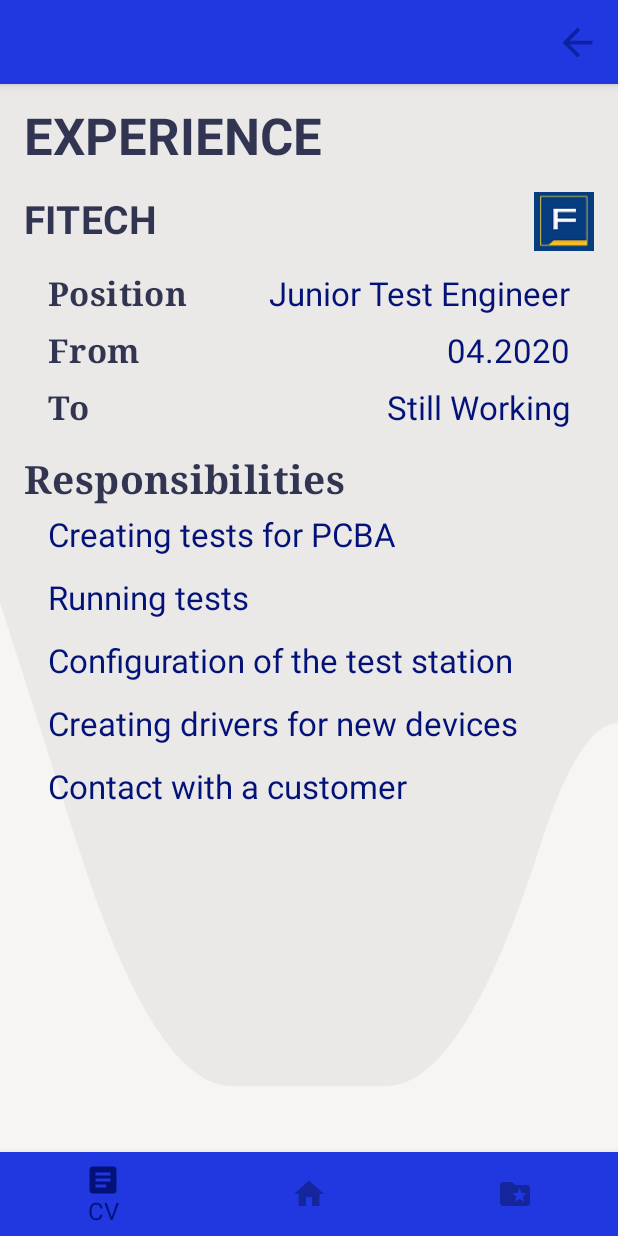
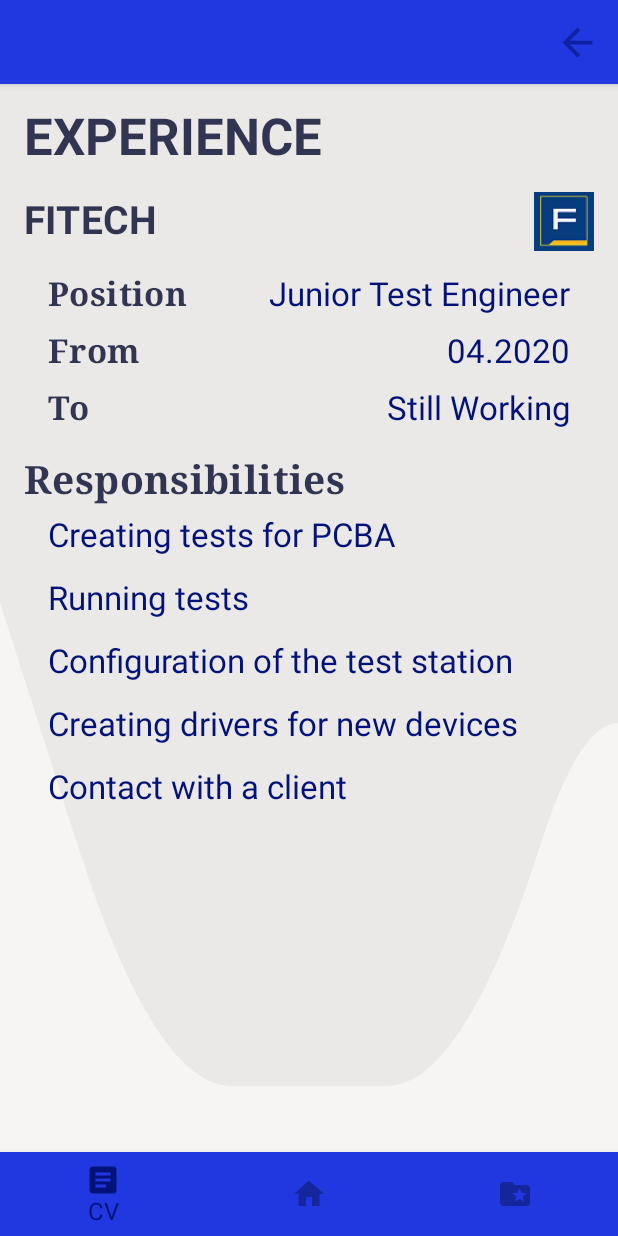
Before and after one commit to DBaw/CvApp, an Android app built with Jetpack Compose: the ExperienceScreen screen opened through its navigation route, on a phone screen of 412 x 824 dp. Run offline under Robolectric (Android 15) with nearby library versions, the phone set to English and light mode, and no system bars; our stand-ins replace constraintlayout-compose.

Commit message:
Paddings values in Material Theme. Cleaning imports

```diff
--- a/app/src/main/java/com/example/cvapp/bars/BottomMenu.kt
+++ b/app/src/main/java/com/example/cvapp/bars/BottomMenu.kt
@@ -1,7 +1,6 @@
 package com.example.cvapp
 
 
-import androidx.compose.foundation.background
 import androidx.compose.foundation.layout.*
 import androidx.compose.foundation.layout.Arrangement.SpaceBetween
 import androidx.compose.material.*
@@ -9,7 +8,6 @@ import androidx.compose.material.ripple.LocalRippleTheme
 import androidx.compose.runtime.*
 import androidx.compose.ui.Alignment.Companion.CenterHorizontally
 import androidx.compose.ui.Modifier
-import androidx.compose.ui.graphics.Color
 import androidx.compose.ui.unit.dp
 import androidx.navigation.NavController
 import androidx.navigation.compose.currentBackStackEntryAsState
--- a/app/src/main/java/com/example/cvapp/bars/TopAppBar.kt
+++ b/app/src/main/java/com/example/cvapp/bars/TopAppBar.kt
@@ -10,15 +10,13 @@ import androidx.compose.runtime.Composable
 import androidx.compose.runtime.CompositionLocalProvider
 import androidx.compose.ui.Alignment
 import androidx.compose.ui.Modifier
-import androidx.compose.ui.res.painterResource
 import androidx.compose.ui.unit.dp
 import androidx.navigation.NavController
 import androidx.navigation.compose.currentBackStackEntryAsState
 import com.example.cvapp.bars.data.NoRippleTheme
 import com.example.cvapp.navigation.Screen
-import com.example.cvapp.ui.theme.Paddings
+import com.example.cvapp.ui.theme.padding
 import kotlinx.coroutines.CoroutineScope
-import kotlinx.coroutines.launch
 
 @Composable
 fun TopBar(scaffoldState: ScaffoldState, scope: CoroutineScope, navController: NavController){
@@ -37,7 +35,7 @@ fun TopBar(scaffoldState: ScaffoldState, scope: CoroutineScope, navController: N
                 horizontalArrangement = Arrangement.End,
                 modifier = Modifier
                     .fillMaxWidth()
-                    .padding(Paddings.Medium.padding)
+                    .padding(MaterialTheme.padding.medium)
             ) {
                 if(cvScreens.contains(route))
                 Icon(
--- a/app/src/main/java/com/example/cvapp/navigation/nav_graph/CvNavGraph.kt
+++ b/app/src/main/java/com/example/cvapp/navigation/nav_graph/CvNavGraph.kt
@@ -4,13 +4,10 @@ import androidx.compose.foundation.ExperimentalFoundationApi
 import androidx.compose.foundation.isSystemInDarkTheme
 import androidx.compose.material.icons.Icons
 import androidx.compose.material.icons.filled.*
-import androidx.compose.ui.graphics.vector.ImageVector
-import androidx.compose.ui.res.painterResource
 import androidx.navigation.NavGraphBuilder
 import androidx.navigation.NavHostController
 import androidx.navigation.compose.composable
 import androidx.navigation.navigation
-import com.example.cvapp.R
 import com.example.cvapp.CvScreen
 import com.example.cvapp.InfoScreen
 import com.example.cvapp.navigation.CV_GRAPH_ROUTE
--- a/app/src/main/java/com/example/cvapp/screens/EducationScreen.kt
+++ b/app/src/main/java/com/example/cvapp/screens/EducationScreen.kt
@@ -14,7 +14,7 @@ import androidx.compose.ui.text.font.FontWeight
 import com.example.cvapp.R
 import com.example.cvapp.patterns.randomPatternPath
 import com.example.cvapp.screens.functions.ExpEduData
-import com.example.cvapp.ui.theme.Paddings
+import com.example.cvapp.ui.theme.padding
 
 @Composable
 fun EducationScreen() {
@@ -42,8 +42,8 @@ Column {
         fontWeight = FontWeight.Bold,
         fontSize = MaterialTheme.typography.h4.fontSize,
         modifier = Modifier
-            .padding(horizontal = Paddings.Big.padding)
-            .padding(top = Paddings.Big.padding)
+            .padding(horizontal = MaterialTheme.padding.big)
+            .padding(top = MaterialTheme.padding.big)
     )
     Edu(
         place = "CRACOW UNIVERSITY\nOF TECHNOLOGY",
--- a/app/src/main/java/com/example/cvapp/screens/ExperienceScreen.kt
+++ b/app/src/main/java/com/example/cvapp/screens/ExperienceScreen.kt
@@ -15,7 +15,7 @@ import androidx.compose.ui.text.font.FontWeight
 import com.example.cvapp.R
 import com.example.cvapp.patterns.randomPatternPath
 import com.example.cvapp.screens.functions.ExpEduData
-import com.example.cvapp.ui.theme.Paddings
+import com.example.cvapp.ui.theme.padding
 
 @Composable
 fun ExperienceScreen() {
@@ -41,8 +41,8 @@ fun ExperienceScreen() {
                 fontWeight = FontWeight.Bold,
                 fontSize = MaterialTheme.typography.h4.fontSize,
                 modifier = Modifier
-                    .padding(horizontal = Paddings.Big.padding)
-                    .padding(top = Paddings.Big.padding)
+                    .padding(horizontal = MaterialTheme.padding.big)
+                    .padding(top = MaterialTheme.padding.big)
             )
             Exp(
                 place = "FITECH",
@@ -55,7 +55,7 @@ fun ExperienceScreen() {
                     "Running tests",
                     "Configuration of the test station",
                     "Creating drivers for new devices",
-                    "Contact with a customer"
+                    "Contact with a client"
                 )
             )
         }
--- a/app/src/main/java/com/example/cvapp/screens/HomeScreen.kt
+++ b/app/src/main/java/com/example/cvapp/screens/HomeScreen.kt
@@ -17,7 +17,7 @@ import androidx.compose.ui.unit.sp
 import androidx.constraintlayout.compose.ConstraintLayout
 import com.example.cvapp.patterns.randomPatternPath
 import com.example.cvapp.screens.functions.Hyperlinks
-import com.example.cvapp.ui.theme.Paddings
+import com.example.cvapp.ui.theme.padding
 
 @Composable
 fun HomeScreen() {
@@ -49,11 +49,11 @@ fun HomeScreen() {
                     color = MaterialTheme.colors.onBackground,
                     modifier = Modifier
                         .padding(
-                            horizontal = Paddings.Big.padding
+                            horizontal = MaterialTheme.padding.big
                         )
                         .padding(
-                            top = Paddings.Big.padding,
-                            bottom = Paddings.Medium.padding
+                            top = MaterialTheme.padding.big,
+                            bottom = MaterialTheme.padding.medium
                         )
                         .constrainAs(header) {
                             top.linkTo(parent.top)
@@ -66,7 +66,7 @@ fun HomeScreen() {
                     fontSize = 22.sp,
                     color = MaterialTheme.colors.primary,
                     modifier = Modifier
-                        .padding(horizontal = Paddings.Big.padding)
+                        .padding(horizontal = MaterialTheme.padding.big)
                         .constrainAs(text) {
                             top.linkTo(header.bottom)
                             start.linkTo(parent.start)
@@ -87,10 +87,7 @@ fun HomeScreen() {
                     linkColor = MaterialTheme.colors.onBackground,
                     fontSize = 18.sp,
                     modifier = Modifier
-                        .padding(
-                            horizontal = Paddings.Big.padding,
-                            vertical = Paddings.Big.padding
-                        )
+                        .padding(MaterialTheme.padding.big)
                         .constrainAs(hyperlink) {
                             bottom.linkTo(spacer.top)
                             end.linkTo(parent.end)
--- a/app/src/main/java/com/example/cvapp/screens/InterestsScreen.kt
+++ b/app/src/main/java/com/example/cvapp/screens/InterestsScreen.kt
@@ -12,7 +12,7 @@ import androidx.compose.ui.text.font.FontWeight
 import com.example.cvapp.R
 import com.example.cvapp.patterns.randomPatternPath
 import com.example.cvapp.screens.functions.CvSkillsInterestsData
-import com.example.cvapp.ui.theme.Paddings
+import com.example.cvapp.ui.theme.padding
 
 @Composable
 fun InterestsScreen(){
@@ -39,8 +39,8 @@ fun InterestsScreen(){
                 fontWeight = FontWeight.Bold,
                 fontSize = MaterialTheme.typography.h4.fontSize,
                 modifier = Modifier
-                    .padding(horizontal = Paddings.Big.padding)
-                    .padding(top = Paddings.Big.padding)
+                    .padding(horizontal = MaterialTheme.padding.big)
+                    .padding(top = MaterialTheme.padding.big)
             )
             CvSkillsInterestsData(
                 text = "Stand-Up Comedy",
--- a/app/src/main/java/com/example/cvapp/screens/SkillsScreen.kt
+++ b/app/src/main/java/com/example/cvapp/screens/SkillsScreen.kt
@@ -11,8 +11,8 @@ import androidx.compose.ui.res.painterResource
 import androidx.compose.ui.text.font.FontWeight
 import com.example.cvapp.patterns.randomPatternPath
 import com.example.cvapp.screens.functions.CvSkillsInterestsData
-import com.example.cvapp.ui.theme.Paddings
 import com.example.cvapp.R
+import com.example.cvapp.ui.theme.padding
 
 @Composable
 fun SkillsScreen(){
@@ -39,8 +39,8 @@ fun SkillsScreen(){
                 fontWeight = FontWeight.Bold,
                 fontSize = MaterialTheme.typography.h4.fontSize,
                 modifier = Modifier
-                    .padding(horizontal = Paddings.Big.padding)
-                    .padding(top = Paddings.Big.padding)
+                    .padding(horizontal = MaterialTheme.padding.big)
+                    .padding(top = MaterialTheme.padding.big)
             )
             CvSkillsInterestsData(
                 text = "SOFTWARE",
--- a/app/src/main/java/com/example/cvapp/screens/data/Feature.kt
+++ b/app/src/main/java/com/example/cvapp/screens/data/Feature.kt
@@ -1,7 +1,6 @@
 package com.example.cvapp.screens.data
 
 import androidx.compose.ui.graphics.Color
-import androidx.compose.ui.graphics.painter.Painter
 import androidx.compose.ui.graphics.vector.ImageVector
 
 data class Feature(
--- a/app/src/main/java/com/example/cvapp/screens/functions/CvExpEdu.kt
+++ b/app/src/main/java/com/example/cvapp/screens/functions/CvExpEdu.kt
@@ -7,13 +7,12 @@ import androidx.compose.material.Text
 import androidx.compose.runtime.Composable
 import androidx.compose.ui.Alignment
 import androidx.compose.ui.Modifier
-import androidx.compose.ui.graphics.Color
 import androidx.compose.ui.graphics.Color.Companion.Unspecified
 import androidx.compose.ui.graphics.painter.Painter
 import androidx.compose.ui.text.font.FontWeight
 import androidx.compose.ui.text.style.TextAlign
 import androidx.compose.ui.unit.dp
-import com.example.cvapp.ui.theme.Paddings
+import com.example.cvapp.ui.theme.padding
 
 @Composable
 fun ExpEduData(
@@ -28,10 +27,10 @@ fun ExpEduData(
             modifier = Modifier
                 .fillMaxWidth()
                 .padding(
-                    top = if (head != null) Paddings.Big.padding else Paddings.Medium.padding,
-                    bottom = if (head != null) Paddings.Medium.padding else Paddings.Small.padding,
+                    top = if (head != null) MaterialTheme.padding.big else MaterialTheme.padding.medium,
+                    bottom = if (head != null) MaterialTheme.padding.medium else MaterialTheme.padding.small,
                 )
-                .padding(horizontal = if (head != null) Paddings.Big.padding else Paddings.Large.padding),
+                .padding(horizontal = if (head != null) MaterialTheme.padding.big else MaterialTheme.padding.large),
             horizontalArrangement = Arrangement.SpaceBetween,
             verticalAlignment = Alignment.CenterVertically
         ) {
@@ -69,7 +68,7 @@ fun ExpEduData(
         Column(
             modifier = Modifier
                 .fillMaxWidth()
-                .padding(Paddings.Big.padding),
+                .padding(MaterialTheme.padding.big),
             horizontalAlignment = Alignment.Start,
             verticalArrangement = Arrangement.SpaceBetween
         ) {
@@ -89,8 +88,8 @@ fun ExpEduData(
                     color = MaterialTheme.colors.primary,
                     textAlign = TextAlign.Start,
                     modifier = Modifier.padding(
-                        vertical = Paddings.Medium.padding,
-                        horizontal = Paddings.Big.padding
+                        vertical = MaterialTheme.padding.medium,
+                        horizontal = MaterialTheme.padding.big
                     )
                 )
             }
--- a/app/src/main/java/com/example/cvapp/screens/functions/GradientButton.kt
+++ b/app/src/main/java/com/example/cvapp/screens/functions/GradientButton.kt
@@ -11,8 +11,8 @@ import androidx.compose.ui.graphics.Color
 import androidx.compose.ui.graphics.painter.Painter
 import androidx.compose.ui.text.font.FontWeight
 import androidx.compose.ui.unit.sp
-import com.example.cvapp.ui.theme.Paddings
 import com.example.cvapp.ui.theme.Shapes
+import com.example.cvapp.ui.theme.padding
 
 @Composable
 fun GradientButton(
@@ -31,7 +31,7 @@ fun GradientButton(
         Row(modifier = Modifier
             .background(gradient)
             //.border(border = BorderStroke(width = 0.7.dp, color = MaterialTheme.colors.primaryVariant), shape = Shapes.large)
-            .padding(horizontal = Paddings.Big.padding, vertical = Paddings.Medium.padding)
+            .padding(horizontal = MaterialTheme.padding.big, vertical = MaterialTheme.padding.medium)
             .fillMaxWidth(),
             horizontalArrangement = Arrangement.SpaceBetween,
             verticalAlignment = Alignment.CenterVertically){
--- /dev/null
+++ b/app/src/main/java/com/example/cvapp/ui/theme/Padding.kt
@@ -0,0 +1,24 @@
+package com.example.cvapp.ui.theme
+
+import androidx.compose.material.MaterialTheme
+import androidx.compose.runtime.Composable
+import androidx.compose.runtime.ReadOnlyComposable
+import androidx.compose.runtime.compositionLocalOf
+import androidx.compose.ui.unit.Dp
+import androidx.compose.ui.unit.dp
+
+data class Padding(
+    val default: Dp = 0.dp,
+    val small: Dp = 4.dp,
+    val medium: Dp = 8.dp,
+    val big: Dp = 16.dp,
+    val large: Dp = 32.dp,
+    val doubleLarge: Dp = 64.dp
+)
+
+val LocalPadding = compositionLocalOf { Padding() }
+
+val MaterialTheme.padding: Padding
+    @Composable
+    @ReadOnlyComposable
+    get() = LocalPadding.current
--- a/app/src/main/java/com/example/cvapp/ui/theme/Theme.kt
+++ b/app/src/main/java/com/example/cvapp/ui/theme/Theme.kt
@@ -5,6 +5,7 @@ import androidx.compose.material.MaterialTheme
 import androidx.compose.material.darkColors
 import androidx.compose.material.lightColors
 import androidx.compose.runtime.Composable
+import androidx.compose.runtime.CompositionLocalProvider
 import androidx.compose.ui.graphics.Color
 
 private val DarkColorPalette = darkColors(
@@ -42,7 +43,7 @@ fun CvAppTheme(darkTheme: Boolean = isSystemInDarkTheme(), content: @Composable(
     } else {
         LightColorPalette
     }
-
+    CompositionLocalProvider(LocalPadding provides Padding()) {
         MaterialTheme(
             colors = colors,
             typography = Typography,
@@ -50,3 +51,4 @@ fun CvAppTheme(darkTheme: Boolean = isSystemInDarkTheme(), content: @Composable(
             content = content
         )
     }
+}
```
Also changed, not shown: app/src/main/java/com/example/cvapp/screens/ContactScreen.kt (+11 -20 lines), app/src/main/java/com/example/cvapp/screens/InfoScreen.kt (+5 -5 lines), app/src/main/java/com/example/cvapp/screens/ProjectsScreen.kt (+6 -6 lines), app/src/main/java/com/example/cvapp/screens/functions/CvInfo.kt (+6 -9 lines), app/src/main/java/com/example/cvapp/screens/functions/CvSkillsInterests.kt (+7 -8 lines), app/src/main/java/com/example/cvapp/screens/functions/FeatureItem.kt (+7 -7 lines), app/src/main/java/com/example/cvapp/ui/theme/Paddings.kt (deleted, +0 -13 lines). Lines whose indentation alone changed are shown as unchanged.
